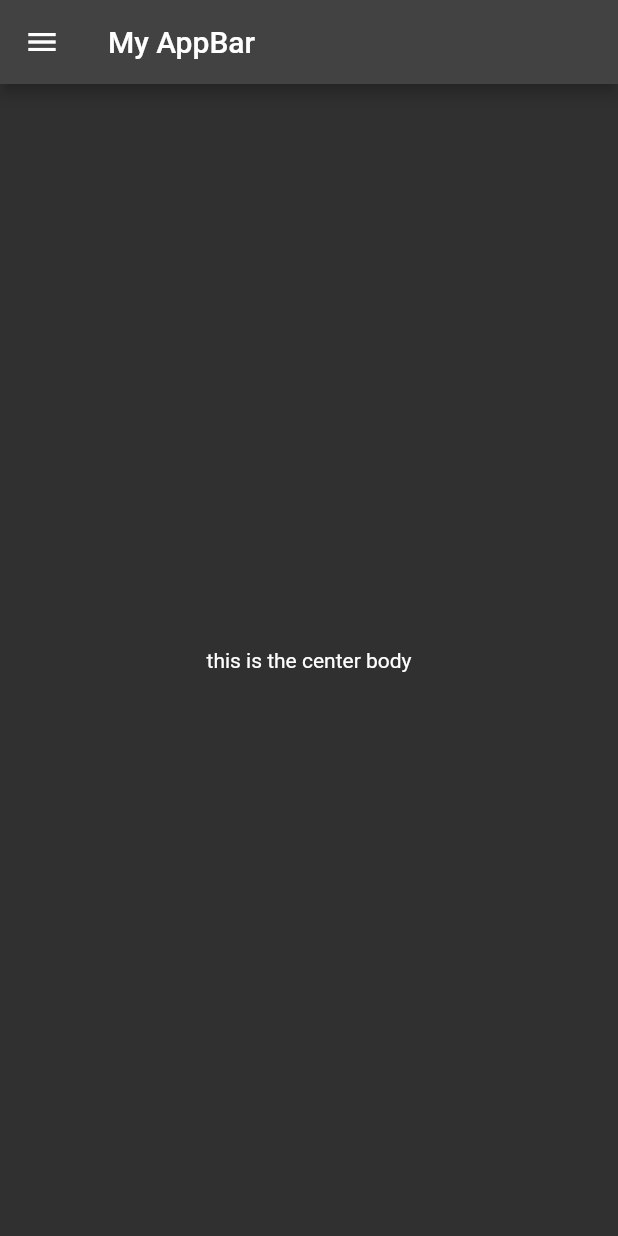
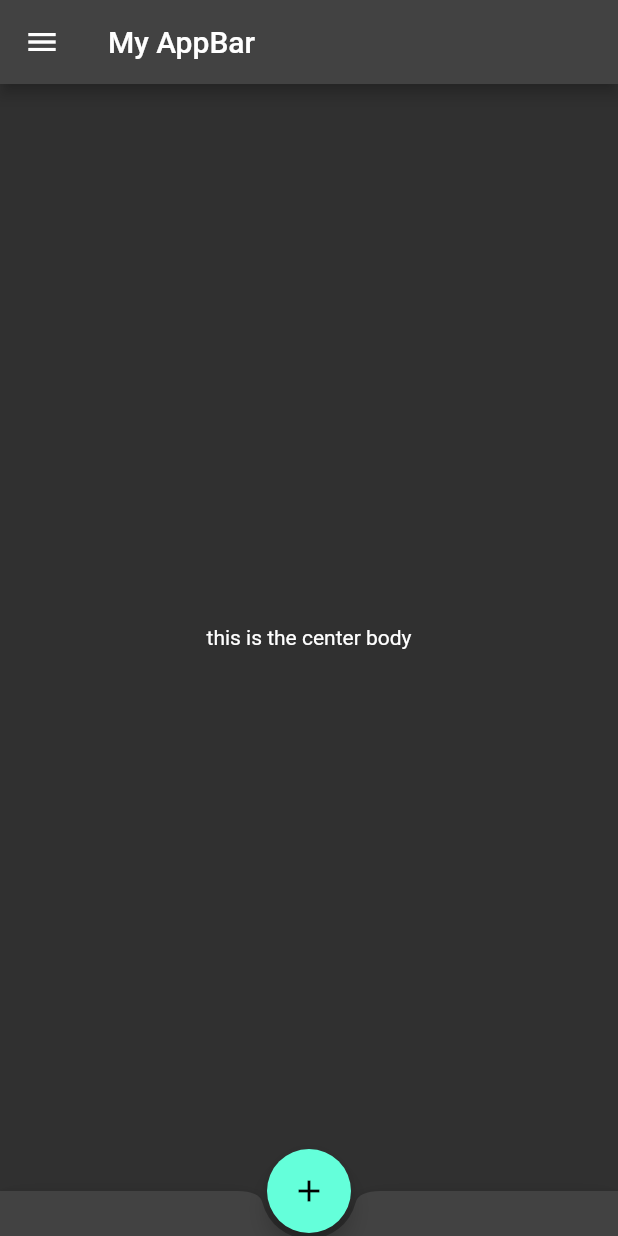
Before and after one commit to EduardRo/qz_app, a Flutter app: the MyStatefulWidget screen opened directly, on a phone screen of 412 x 824 dp. Run offline on Flutter 3.47's test engine with Material 2 defaults, Android fonts, the phone set to English and light mode, and no system bars; our stand-ins replace flutter_svg, get.

Commit message:
adding floating button

```diff
--- a/lib/_testing/scfldtststrs.dart
+++ b/lib/_testing/scfldtststrs.dart
@@ -23,6 +23,7 @@ class MyStatefulWidget extends StatefulWidget {
 }
 
 class _MyStatefulWidgetState extends State<MyStatefulWidget> {
+  int count = 0;
   @override
   Widget build(BuildContext context) {
     return Scaffold(
@@ -64,6 +65,21 @@ class _MyStatefulWidgetState extends State<MyStatefulWidget> {
           ],
         ),
       ),
+      bottomNavigationBar: BottomAppBar(
+        shape: const CircularNotchedRectangle(),
+        child: Container(
+          height: 30,
+        ),
+      ),
+      floatingActionButton: FloatingActionButton(
+        onPressed: () => setState(() {
+          count++;
+        }),
+        tooltip: 'Increment counter',
+        child: const Icon(Icons.add),
+      ),
+      floatingActionButtonLocation:
+          FloatingActionButtonLocation.miniCenterDocked,
     );
   }
 }
```
